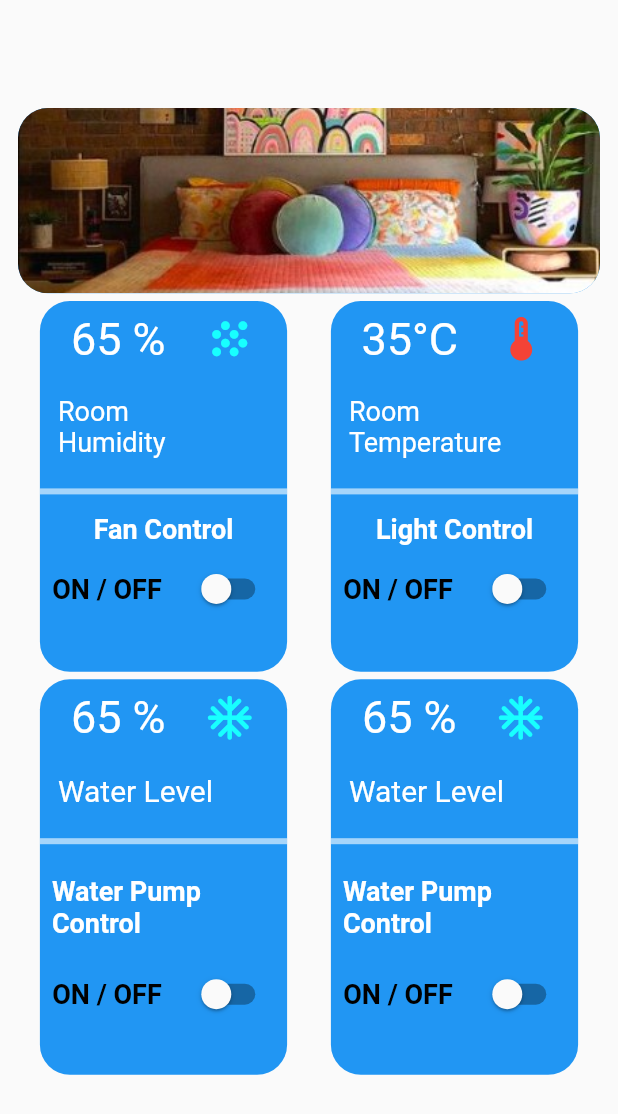
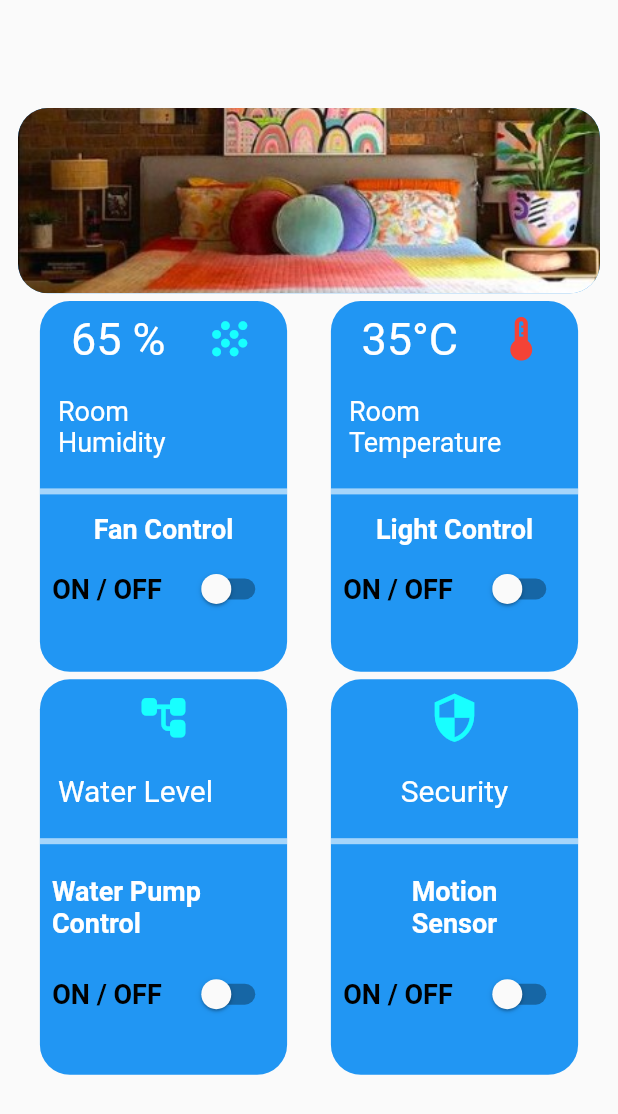
Before and after one commit to Alexander-mr-tech/Home_Automation_Voice_Control, a Flutter app: the Home widget shown alone on an empty page, opened directly, on a phone screen of 412 x 824 dp. Shown: the top 1114 px of the screen. Run offline on Flutter 3.47's test engine with Material 2 defaults, Android fonts, the phone set to English and light mode, and no system bars; our stand-ins replace avatar_glow, firebase_core, firebase_database, speech_to_text; missing offline and left inert: torch_controller; accounts and stored records are empty.

Commit message:
Merge remote-tracking branch 'origin/master'
# Conflicts:
#	lib/HomeScreen.dart

```diff
--- a/lib/home.dart
+++ b/lib/home.dart
@@ -35,11 +35,11 @@ class _HomeState extends State<Home> {
     });
   }
 
-  // Future onUpdate_4() async{
-  //   setState(() {
-  //     Motion_Sensor = !Motion_Sensor;
-  //   });
-  // }
+  Future onUpdate_4() async{
+    setState(() {
+      Motion_Sensor = !Motion_Sensor;
+    });
+  }
 
   Future<void> onWrite_1() async {
     dbRef.child("Appliances").set({"Fan": !Fan});
@@ -52,9 +52,9 @@ class _HomeState extends State<Home> {
   Future<void> onWrite_3() async {
     dbRef.child("Appliances").set({"Pump": !Pump});
   }
-  // Future<void> onWrite_4() async {
-  //   dbRef.child("Appliances").set({"Motion_Sensor": !Motion_Sensor});
-  // }
+  Future<void> onWrite_4() async {
+    dbRef.child("Appliances").set({"Motion_Sensor": !Motion_Sensor});
+  }
   @override
   Widget build(BuildContext context) {
     return Padding(
@@ -253,11 +253,8 @@ class _HomeState extends State<Home> {
                         child: Row(
                           mainAxisAlignment: MainAxisAlignment.spaceAround,
                           children: [
-                            Text("65 %",
-                                style: TextStyle(
-                                    fontSize: 30, color: Colors.white)),
                             Icon(
-                              Icons.ac_unit_rounded,
+                              Icons.account_tree_rounded,
                               color: Colors.cyanAccent,
                               size: 35,
                             ),
@@ -330,11 +327,8 @@ class _HomeState extends State<Home> {
                         child: Row(
                           mainAxisAlignment: MainAxisAlignment.spaceAround,
                           children: [
-                            Text("65 %",
-                                style: TextStyle(
-                                    fontSize: 30, color: Colors.white)),
                             Icon(
-                              Icons.ac_unit_rounded,
+                              Icons.security,
                               color: Colors.cyanAccent,
                               size: 35,
                             ),
@@ -343,9 +337,11 @@ class _HomeState extends State<Home> {
                       ),
                       const Padding(
                         padding: EdgeInsets.all(12),
-                        child: Text("Water Level",
-                            style:
-                            TextStyle(fontSize: 20, color: Colors.white)),
+                        child: Center(
+                          child: Text("Security",
+                              style:
+                              TextStyle(fontSize: 20, color: Colors.white)),
+                        ),
                       ),
                       const Divider(
                         height: 20,
@@ -360,7 +356,7 @@ class _HomeState extends State<Home> {
                           const Center(
                               child: Padding(
                                 padding: EdgeInsets.all(8.0),
-                                child: Text("Water Pump Control",
+                                child: Text("Motion\nSensor",
                                     style: TextStyle(
                                         fontWeight: FontWeight.bold,
                                         fontSize: 18,
@@ -379,11 +375,11 @@ class _HomeState extends State<Home> {
                                       fontWeight: FontWeight.bold)),
                               Switch(
                                   activeColor: Colors.red,
-                                  value: Pump,
+                                  value: Motion_Sensor,
                                   onChanged: (value) {
                                     setState(() {
-                                      onUpdate_3();
-                                      onWrite_3();
+                                      onUpdate_4();
+                                      onWrite_4();
                                     });
                                   })
                             ],
```
